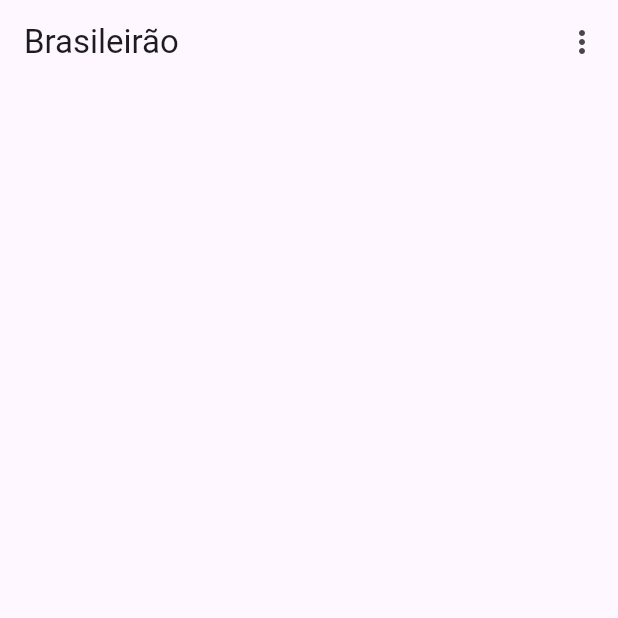
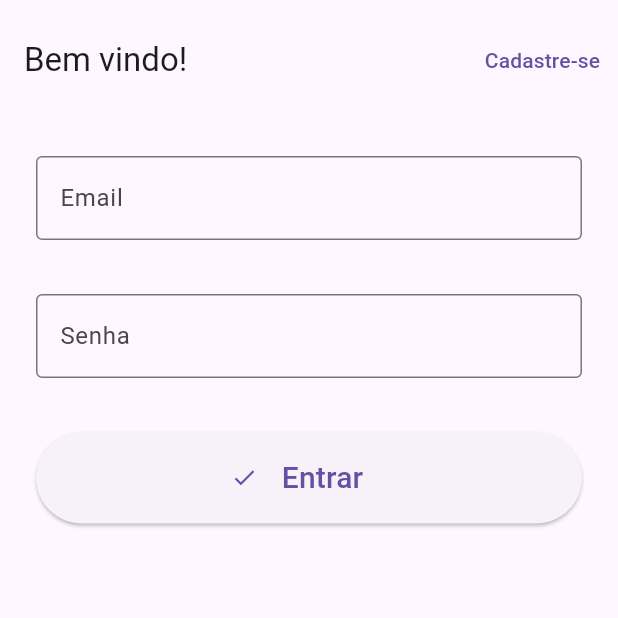
Before and after one commit to victorb132/deep_flutter, a Flutter app: the screen it shows after launch, on a phone screen of 412 x 824 dp, the top half of it. Run offline on Flutter 3.47's test engine with Material 3 defaults, Android fonts, the phone set to English and light mode, and no system bars; our stand-ins replace firebase_auth, firebase_core, get, hive, sqflite; accounts and stored records are empty.

Commit message:
feat/firebase-auth

```diff
--- /dev/null
+++ b/lib/controllers/auth_controller.dart
@@ -0,0 +1,49 @@
+import 'package:flutter/material.dart';
+import 'package:get/get.dart';
+
+import 'package:deep_flutter/services/auth_service.dart';
+
+class AuthController extends GetxController {
+  final email = TextEditingController();
+  final password = TextEditingController();
+  final formKey = GlobalKey<FormState>();
+
+  RxString title = 'Bem vindo!'.obs;
+  RxString mainButton = 'Entrar'.obs;
+  RxString appBarButton = 'Cadastre-se'.obs;
+  RxBool isLogin = true.obs;
+  RxBool isLoading = false.obs;
+
+  @override
+  void onInit() {
+    super.onInit();
+    ever(isLogin, (visible) {
+      title.value = visible ? 'Bem vindo!' : 'Crie sua conta!';
+      mainButton.value = visible ? 'Entrar' : 'Registre-se';
+      appBarButton.value = visible ? 'Cadastre-se' : 'Entrar';
+      formKey.currentState?.reset();
+    });
+  }
+
+  resetState() {
+    email.clear();
+    password.clear();
+    isLoading.value = false;
+  }
+
+  login() async {
+    isLoading.value = true;
+    await AuthService.to.login(email.text, password.text);
+    resetState();
+  }
+
+  register() async {
+    isLoading.value = true;
+    await AuthService.to.createUser(email.text, password.text);
+    resetState();
+  }
+
+  toggleRegister() {
+    isLogin.value = !isLogin.value;
+  }
+}
--- a/lib/main.dart
+++ b/lib/main.dart
@@ -1,12 +1,14 @@
-import 'package:deep_flutter/controllers/theme_controller.dart';
-import 'package:deep_flutter/pages/home_page.dart';
-import 'package:deep_flutter/repositories/teams_repository.dart';
+import 'package:deep_flutter/widgets/checkauth.dart';
 import 'package:flutter/material.dart';
 import 'package:get/get.dart';
 import 'package:provider/provider.dart';
 
-void main() {
-  Get.lazyPut<ThemeController>(() => ThemeController());
+import 'package:deep_flutter/config.dart';
+import 'package:deep_flutter/controllers/theme_controller.dart';
+import 'package:deep_flutter/repositories/teams_repository.dart';
+
+void main() async {
+  await initConfigurations();
 
   runApp(ChangeNotifierProvider(
     create: (context) => TeamsRepository(),
@@ -42,7 +44,7 @@
         ),
       ),
       themeMode: ThemeMode.system,
-      home: const HomePage(),
+      home: const CheckAuth(),
     );
   }
 }
--- /dev/null
+++ b/lib/pages/auth_page.dart
@@ -0,0 +1,101 @@
+import 'package:flutter/material.dart';
+import 'package:get/get.dart';
+
+import 'package:deep_flutter/controllers/auth_controller.dart';
+
+class AuthPage extends StatelessWidget {
+  final controller = Get.put(AuthController());
+
+  AuthPage({super.key});
+
+  @override
+  Widget build(BuildContext context) {
+    return Scaffold(
+        appBar: AppBar(
+          elevation: 0,
+          toolbarHeight: 80,
+          title: Obx(() => Text(controller.title.value)),
+          actions: [
+            TextButton(
+              onPressed: controller.toggleRegister,
+              child: Obx(() => Text(controller.appBarButton.value)),
+            )
+          ],
+        ),
+        body: Obx(() => controller.isLoading.value
+            ? const Center(
+                child: CircularProgressIndicator(),
+              )
+            : Form(
+                key: controller.formKey,
+                child: Column(
+                  mainAxisAlignment: MainAxisAlignment.start,
+                  children: [
+                    Padding(
+                      padding: const EdgeInsets.all(24),
+                      child: TextFormField(
+                        controller: controller.email,
+                        decoration: const InputDecoration(
+                          border: OutlineInputBorder(),
+                          labelText: 'Email',
+                        ),
+                        keyboardType: TextInputType.emailAddress,
+                        validator: (value) {
+                          if (value != null && value.isEmpty) {
+                            return 'Informe o email corretamente!';
+                          }
+                          return null;
+                        },
+                      ),
+                    ),
+                    Padding(
+                      padding: const EdgeInsets.symmetric(
+                          vertical: 12.0, horizontal: 24.0),
+                      child: TextFormField(
+                        controller: controller.password,
+                        obscureText: true,
+                        decoration: const InputDecoration(
+                          border: OutlineInputBorder(),
+                          labelText: 'Senha',
+                        ),
+                        validator: (value) {
+                          if (value != null && value.isEmpty) {
+                            return 'Informa sua senha!';
+                          } else if (value != null && value.length < 6) {
+                            return 'Sua senha deve ter no mínimo 6 caracteres';
+                          }
+                          return null;
+                        },
+                      ),
+                    ),
+                    Padding(
+                      padding: const EdgeInsets.all(24.0),
+                      child: ElevatedButton(
+                        onPressed: () {
+                          if (controller.formKey.currentState != null &&
+                              controller.formKey.currentState!.validate()) {
+                            if (controller.isLogin.value) {
+                              controller.login();
+                            } else {
+                              controller.register();
+                            }
+                          }
+                        },
+                        child: Row(
+                          mainAxisAlignment: MainAxisAlignment.center,
+                          children: [
+                            const Icon(Icons.check),
+                            Padding(
+                              padding: const EdgeInsets.all(16.0),
+                              child: Obx(() => Text(controller.mainButton.value,
+                                  style: const TextStyle(fontSize: 20))),
+                            )
+                          ],
+                        ),
+                      ),
+                    ),
+                  ],
+                ),
+              )));
+  }
+}
--- /dev/null
+++ b/lib/widgets/checkauth.dart
@@ -0,0 +1,21 @@
+import 'package:deep_flutter/services/auth_service.dart';
+import 'package:flutter/material.dart';
+import 'package:get/get.dart';
+
+import 'package:deep_flutter/pages/auth_page.dart';
+import 'package:deep_flutter/pages/home_page.dart';
+
+class CheckAuth extends StatelessWidget {
+  final bool userIsAuthenticated = false;
+
+  const CheckAuth({super.key});
+
+  @override
+  Widget build(BuildContext context) {
+    return Obx(
+      () => AuthService.to.userIsAuthenticated.value
+          ? const HomePage()
+          : AuthPage(),
+    );
+  }
+}
--- a/pubspec.yaml
+++ b/pubspec.yaml
@@ -38,6 +38,9 @@
   path_provider: ^2.1.3
   sqflite: ^2.3.2
   path: ^1.8.3
+  firebase_core: ^2.27.0
+  firebase_auth: ^4.17.8
+  cloud_firestore: ^4.15.8
 
 dev_dependencies:
   flutter_test:
```
Also changed, not shown: lib/config.dart (added, +17 -0 lines), lib/pages/home_page.dart (+12 -1 lines), lib/services/auth_service.dart (added, +68 -0 lines), firebase.json (added), lib/firebase_options.dart (added), pubspec.lock, 12 other files.
